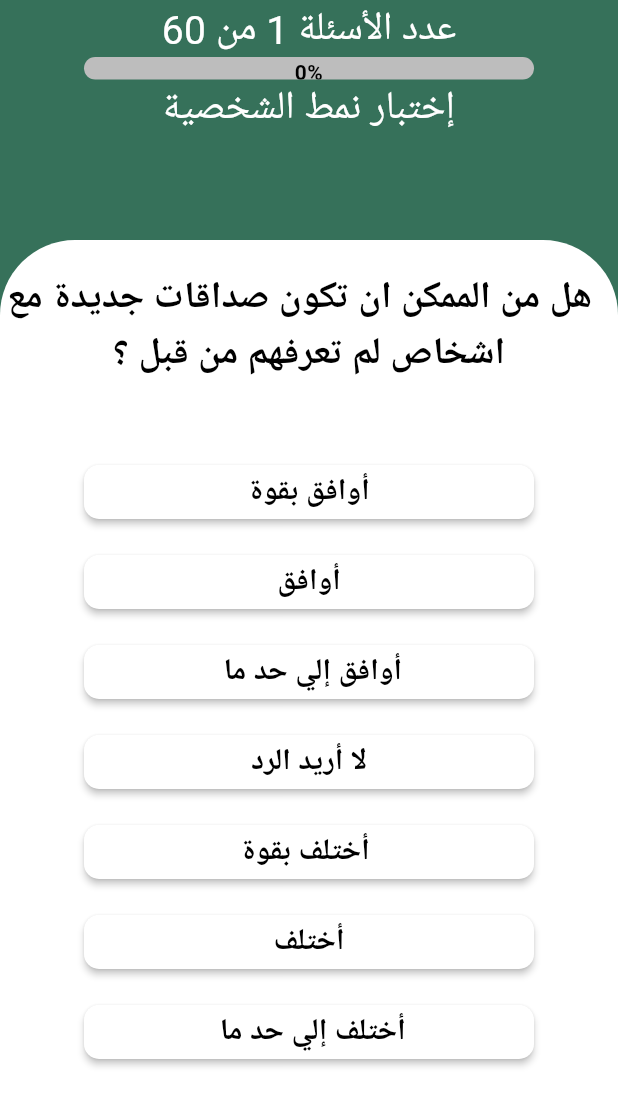
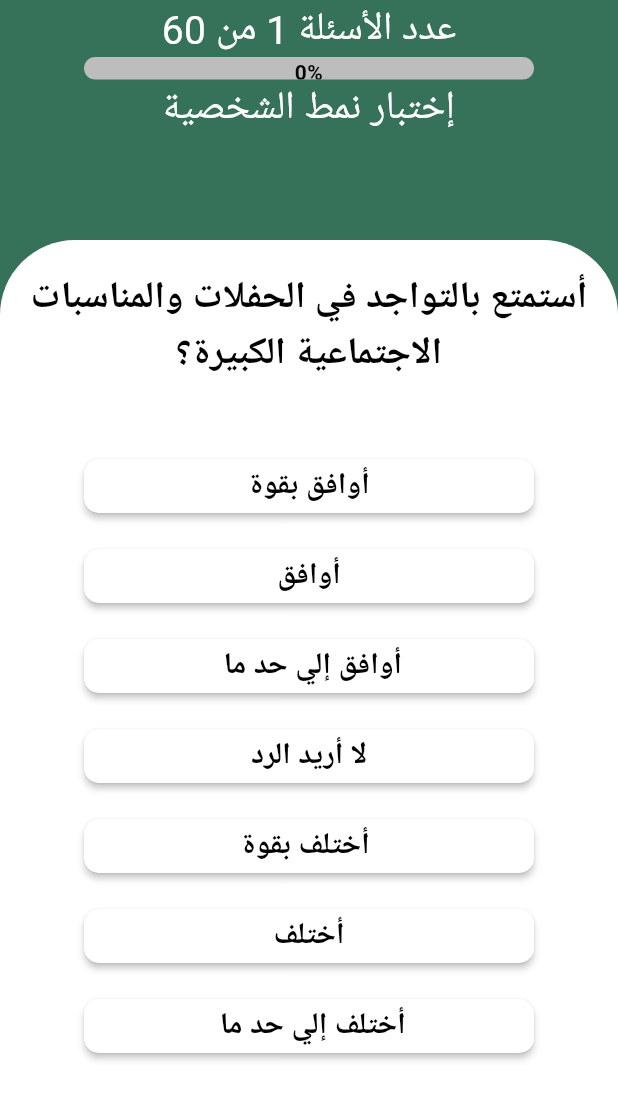
Before and after one commit to OurGraduationTeam/graduation_project, a Flutter app: the Personexam screen opened directly, on a phone screen of 412 x 824 dp. Shown: the top 1106 px of the screen. Run offline on Flutter 3.47's test engine with Material 3 defaults, Android fonts, the phone set to English and light mode, and no system bars; our stand-ins replace bloc, dio, easy_localization, flutter_bloc, flutter_secure_storage, font_awesome_flutter and 3 more; accounts and stored records are empty.

Commit message:
Questions

```diff
--- a/lib/QuesBody.dart
+++ b/lib/QuesBody.dart
@@ -1,6 +1,7 @@
 import 'package:flutter/material.dart';
 import 'package:gradution_project/ProgressBar.dart';
 import 'package:gradution_project/QuesButton.dart';
+import 'package:gradution_project/QuestionsList.dart';
 
 class Quesbody extends StatefulWidget {
   const Quesbody({super.key});
@@ -50,14 +51,7 @@ class _QuesbodyState extends State<Quesbody> {
           child: Column(
             mainAxisAlignment: MainAxisAlignment.center,
             children: [
-              const Text(
-                '  هل من الممكن ان تكون صداقات جديدة مع اشخاص لم تعرفهم من قبل ؟',
-                style: TextStyle(
-                    color: Colors.black,
-                    fontSize: 25,
-                    fontWeight: FontWeight.bold),
-                textAlign: TextAlign.center,
-              ),
+              Questionslist( ),
               const SizedBox(
                 height: 50,
               ),
@@ -92,6 +86,7 @@ class _QuesbodyState extends State<Quesbody> {
                         } else {
                           percentage = percentage;
                         }
+
                       });
                     },
                     shape: RoundedRectangleBorder(
@@ -114,6 +109,7 @@ class _QuesbodyState extends State<Quesbody> {
                         } else {
                           percentage = percentage;
                         }
+
                       });
                     },
                     shape: RoundedRectangleBorder(
--- /dev/null
+++ b/lib/QuestionsList.dart
@@ -0,0 +1,86 @@
+import 'package:flutter/material.dart';
+
+class Questionslist extends StatelessWidget {
+  Questionslist({
+    super.key,
+  });
+  final List<String> Questions = [
+    "أستمتع بالتواجد في الحفلات والمناسبات الاجتماعية الكبيرة؟",
+    "أفضل العمل ضمن فريق على العمل بمفردي؟",
+    "يمكنني التحدث بسهولة مع أشخاص جدد في المواقف الاجتماعية؟",
+    "أشعر بالطاقة بعد قضاء وقت مع مجموعة من الناس؟",
+    "أبادر عادة بالتعرف على أشخاص جدد؟",
+    "أفضل أن أكون محاطاً بأشخاص آخرين بدلاً من البقاء وحيداً؟",
+    "أستمتع بجذب انتباه الآخرين؟",
+    "أشعر بالراحة عندما أكون مركز الاهتمام؟",
+    "أنا من الأشخاص الذين يبدؤون المحادثات في اللقاءات الاجتماعية؟",
+    "أتحدث مع العديد من الأشخاص المختلفين في الحفلات؟",
+    "أشعر بالنشاط عندما أتواصل مع الآخرين؟",
+    "أميل إلى مشاركة أفكاري مع الآخرين بشكل فوري؟",
+    "أفضل التركيز على التفاصيل الملموسة بدلاً من الأفكار النظرية؟",
+    "أولي اهتماماً كبيراً للجوانب العملية والواقعية في حياتي؟",
+    "أثق بالخبرة والتجربة العملية أكثر من الأفكار النظرية؟",
+    "أفضل اتباع طرق مُجرّبة ومعروفة بدلاً من تجربة أساليب جديدة؟",
+    "أركز على ما هو حقيقي وملموس أكثر من الاحتمالات المستقبلية؟",
+    "أهتم بالتفاصيل الدقيقة في كل ما أقوم به؟",
+    "أفضل العمل مع الحقائق والأرقام بدلاً من النظريات والأفكار المجرّدة؟",
+    "أميل إلى النظر إلى القضايا من منظور عملي بدلاً من منظور فلسفي؟",
+    "أتبع التعليمات والإجراءات المحددة بدقة؟",
+    "أركز على اللحظة الحالية أكثر من المستقبل البعيد؟",
+    "أجد صعوبة في فهم المفاهيم المجرّدة أو النظرية؟",
+    "أعتمد على خبراتي السابقة لاتخاذ القرارات؟",
+    "أستخدم المنطق أكثر من العاطفة عند اتخاذ القرارات؟",
+    "أرى أن الصواب والخطأ يمكن تحديدهما بشكل موضوعي؟",
+    "أقيّم الأمور بناءً على المعايير والقواعد وليس المشاعر الشخصية؟",
+    "أفضل تحليل المشكلات بدلاً من التركيز على مشاعر الأطراف المعنية؟",
+    "الحقيقة أهم من مراعاة مشاعر الآخرين؟",
+    "أرى أن الموضوعية أهم من التعاطف في معظم المواقف؟",
+    "أواجه صعوبة في فهم مشاعر الآخرين إذا لم أمر بتجارب مماثلة؟",
+    "أحاول تحييد عواطفي عند اتخاذ قرارات مهمة؟",
+    "أرجّح المنطق على العاطفة في معظم المواقف؟",
+    "أنتقد الأخطاء وأشير إليها بوضوح حتى لو سببت استياء الآخرين؟",
+    "تثير اهتمامي الأفكار أكثر من المشاعر؟",
+    "أفضل التحليل الموضوعي بدلاً من الانطباعات الشخصية؟",
+    "أفضل التخطيط المسبق بدلاً من التصرف بعفوية؟",
+    "أشعر بالراحة عندما تكون أموري منظمة ومحددة مسبقاً؟",
+    "أميل إلى وضع جداول زمنية وخطط واضحة لمهامي؟",
+    "أفضل إنهاء مشروع قبل بدء آخر؟",
+    "أشعر بالتوتر عندما تكون الأمور غير منظمة أو غير مخطط لها؟",
+    "أعطي أولوية للنظام والترتيب في بيئة العمل والمنزل؟",
+    "أفضل الالتزام بالمواعيد النهائية قبل وقتها بكثير؟",
+    "أتخذ القرارات بسرعة وأتمسك بها؟",
+    "أحب أن تكون كل الأمور في مكانها الصحيح؟",
+    "أفضل اتباع قواعد وإجراءات واضحة؟",
+    "أرى أن الحياة يجب أن تكون منظمة وفق خطة محددة؟",
+    "أشعر بعدم الارتياح عندما تتغير الخطط في اللحظة الأخيرة؟",
+    "أشعر بالثقة في قدراتي في معظم المواقف؟",
+    "أتعامل مع الضغوط بسهولة نسبية؟",
+    "نادراً ما أشعر بالقلق بشأن قراراتي بعد اتخاذها؟",
+    "لا أتأثر كثيراً بانتقادات الآخرين؟",
+    "أنا راضٍ عن نفسي بشكل عام؟",
+    "أحافظ على هدوئي حتى في المواقف الصعبة؟",
+    "لا أقلق كثيراً بشأن ما يفكر به الآخرون عني؟",
+    "عادة ما أشعر بأنني قادر على التعامل مع أي موقف؟",
+    "أشعر بالاستقرار العاطفي معظم الوقت؟",
+    "لا أشعر بالتوتر قبل الأحداث المهمة؟",
+    "ثقتي بنفسي تساعدني على تخطي التحديات؟",
+    "أستطيع التحكم في مشاعري بسهولة في المواقف الضاغطة؟",
+  ];
+  @override
+  Widget build(BuildContext context) {
+    return SizedBox(
+      height: 70,
+      child: PageView.builder(
+        itemCount: Questions.length,
+        itemBuilder: (context, index) {
+          return Text(
+            Questions[index],
+            style: const TextStyle(
+                color: Colors.black, fontSize: 25, fontWeight: FontWeight.bold),
+            textAlign: TextAlign.center,
+          );
+        },
+      ),
+    );
+  }
+}
```
